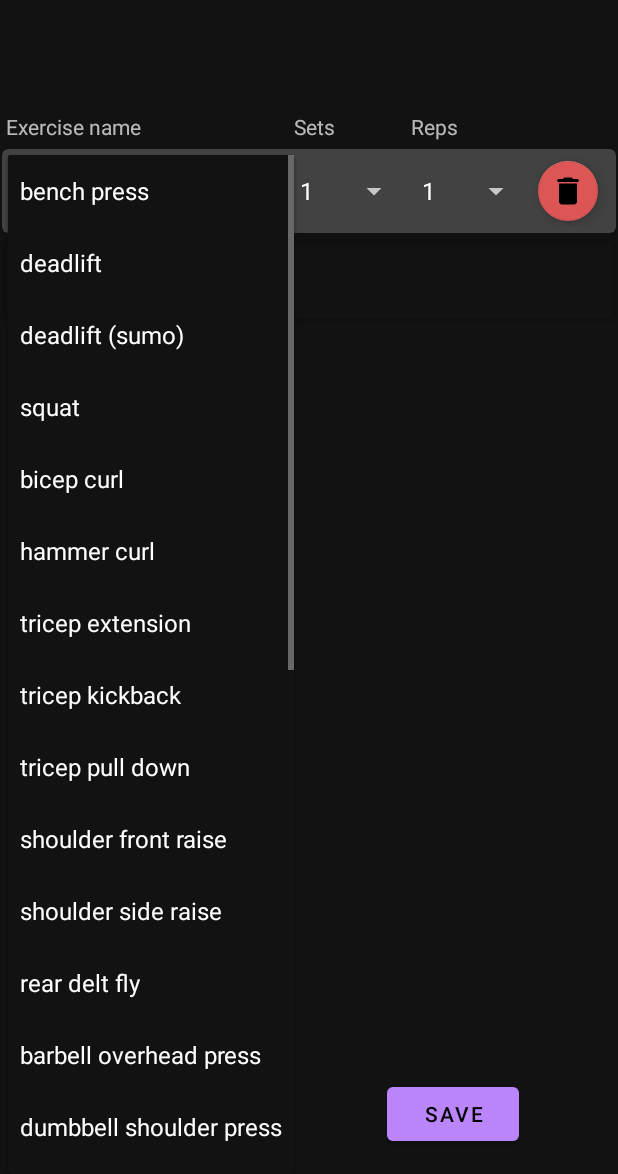
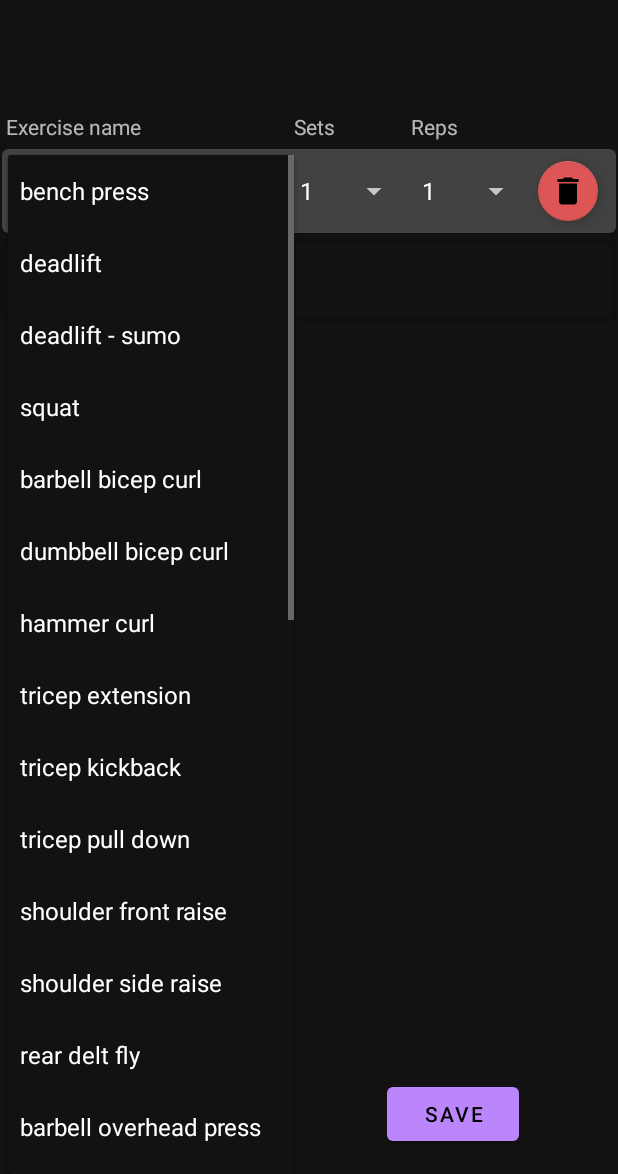
Before and after one commit to DucLongHoang/KIV-MBKZ, an Android app: the fragment EditPlanFragment shown on its own in the app's theme, after a tap on "bench press", on a phone screen of 412 x 824 dp, the part 62-1236 px from its top. Run offline under Robolectric (Android 15) with nearby library versions, the phone set to English and light mode, and no system bars; 4 statements that could not run were skipped; 1 other tap on this screen came first.

Commit message:
new exercises, reduce db query

```diff
--- a/app/src/main/java/com/example/fitnessapptabbed/ui/main/left/edit/EditPlanFragment.java
+++ b/app/src/main/java/com/example/fitnessapptabbed/ui/main/left/edit/EditPlanFragment.java
@@ -92,7 +92,7 @@ public class EditPlanFragment extends Fragment {
      * and all the onItemClick actions
      */
     private void buildRecyclerView() {
-        adapter = new ExerciseAdapter(databaseHelper, exercises);
+        adapter = new ExerciseAdapter(exercises);
         binding.exercisesRecyclerView.setHasFixedSize(true);
         binding.exercisesRecyclerView.setLayoutManager(new LinearLayoutManager(getContext()));
         binding.exercisesRecyclerView.setAdapter(adapter);
--- a/app/src/main/java/com/example/fitnessapptabbed/ui/main/left/edit/ExerciseAdapter.java
+++ b/app/src/main/java/com/example/fitnessapptabbed/ui/main/left/edit/ExerciseAdapter.java
@@ -15,9 +15,11 @@ import com.example.fitnessapptabbed.R;
 import com.example.fitnessapptabbed.database.PlansDatabaseHelper;
 import com.example.fitnessapptabbed.ui.main.left.OnItemClickListener;
 import com.example.fitnessapptabbed.ui.main.right.Statistic;
+import com.example.fitnessapptabbed.util.ExerciseUtils;
 import com.google.android.material.floatingactionbutton.FloatingActionButton;
 
 import java.util.ArrayList;
+import java.util.Arrays;
 import java.util.List;
 
 /**
@@ -40,12 +42,9 @@ public class ExerciseAdapter extends RecyclerView.Adapter<RecyclerView.ViewHolde
      * @param databaseHelper DatabaseHelper passed from fragment
      * @param list data set
      */
-    public ExerciseAdapter(PlansDatabaseHelper databaseHelper, List<Exercise> list) {
+    public ExerciseAdapter(List<Exercise> list) {
         this.exercisesInPlan = list;
-        this.allExercises = new ArrayList<>();
-
-        List<Statistic> statistics = databaseHelper.getAllExercisesFromDb();
-        for(Statistic s : statistics) { allExercises.add(s.getExerciseName()); }
+        this.allExercises = Arrays.asList(ExerciseUtils.getAllExerciseNames());
     }
 
     /**
@@ -199,10 +198,6 @@ public class ExerciseAdapter extends RecyclerView.Adapter<RecyclerView.ViewHolde
          * @param allExercises List of all pre-defined exercises
          */
         private void setExerciseSpinner(View itemView, List<String> allExercises) {
-//            List<String> allPlusNullExercise = new ArrayList<>();
-//            allPlusNullExercise.add(NULL_EXERCISE);
-//            allPlusNullExercise.addAll(allExercises);
-
             // set up adapter for exercises spinner
             ArrayAdapter<String> adapter = new ArrayAdapter<>(itemView.getContext(),
                     android.R.layout.simple_spinner_dropdown_item, allExercises);
--- a/app/src/main/java/com/example/fitnessapptabbed/util/ExerciseUtils.kt
+++ b/app/src/main/java/com/example/fitnessapptabbed/util/ExerciseUtils.kt
@@ -14,12 +14,12 @@ class ExerciseUtils {
         @JvmStatic
         fun getAllExerciseNames(): Array<String> {
             return arrayOf(
-                "bench press", "deadlift", "deadlift (sumo)", "squat", "bicep curl", "hammer curl",
-                "tricep extension", "tricep kickback", "tricep pull down", "shoulder front raise",
+                "bench press", "deadlift", "deadlift - sumo", "squat", "barbell bicep curl", "dumbbell bicep curl",
+                "hammer curl", "tricep extension", "tricep kickback", "tricep pull down", "shoulder front raise",
                 "shoulder side raise", "rear delt fly", "barbell overhead press", "dumbbell shoulder press",
-                "dumbbell chest press", "chest fly", "barbell row", "dumbbell row", "hamstring curl",
-                "bulgarian split squat", "lunge", "calf raise", "push up", "pull up", "chin up", "dip",
-                "pistol squat", "abs exercise")
+                "dumbbell chest press", "chest fly", "barbell row", "dumbbell row", "resistance band row",
+                "hip thrust", "hamstring curl", "bulgarian split squat", "lunge", "calf raise", "push up",
+                "pull up", "chin up", "dip", "pistol squat", "abs exercise")
         }
 
         /**
@@ -28,12 +28,12 @@ class ExerciseUtils {
         @JvmStatic
         fun getAllExerciseShortcuts(): Array<String> {
             return arrayOf(
-                "bench press", "deadlift", "dl - sumo", "squat", "bicep curl", "hamm. curl",
-                "tricep ext", "tricep kb", "tricep pd", "front raise",
+                "bench press", "deadlift", "dl - sumo", "squat", "bb curl", "db curl",
+                "hamm. curl", "tricep ext", "tricep kb", "tricep pd", "front raise",
                 "side raise", "r. d. fly", "bb oh press", "db sh press",
-                "db chest p", "chest fly", "bb row", "db row", "hamst. curl",
-                "bulg. s. s", "lunge", "calf raise", "push up", "pull up", "chin up",
-                "dip", "pis. squat", "abs ex"
+                "db chest p", "chest fly", "bb row", "db row", "band row",
+                "hip thrust", "hamst. curl", "bulg. s. s", "lunge", "calf raise", "push up",
+                "pull up", "chin up", "dip", "pis. squat", "abs ex"
             )
         }
     }
```
Also changed, not shown: app/src/main/java/com/example/fitnessapptabbed/ui/main/left/plans/PlansFragment.java (+26 -19 lines), app/src/main/java/com/example/fitnessapptabbed/ui/main/middle/TrainFragment.kt (+7 -6 lines).
